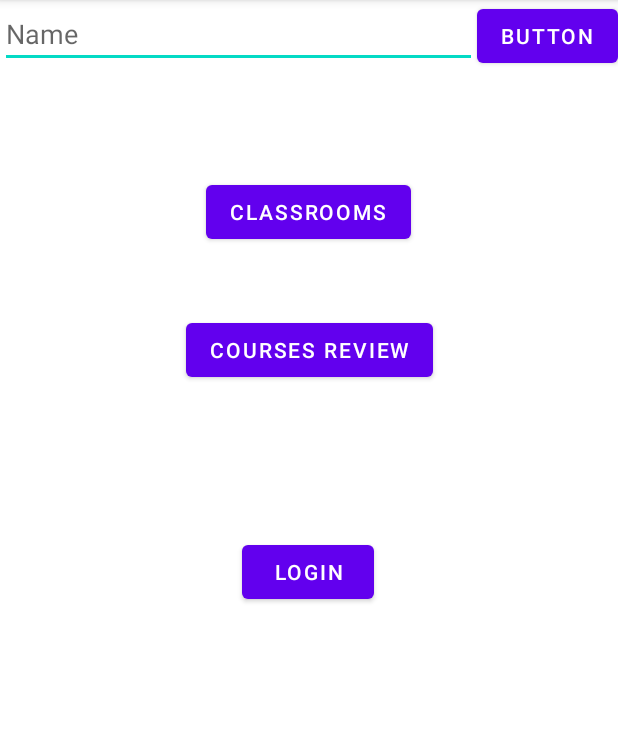
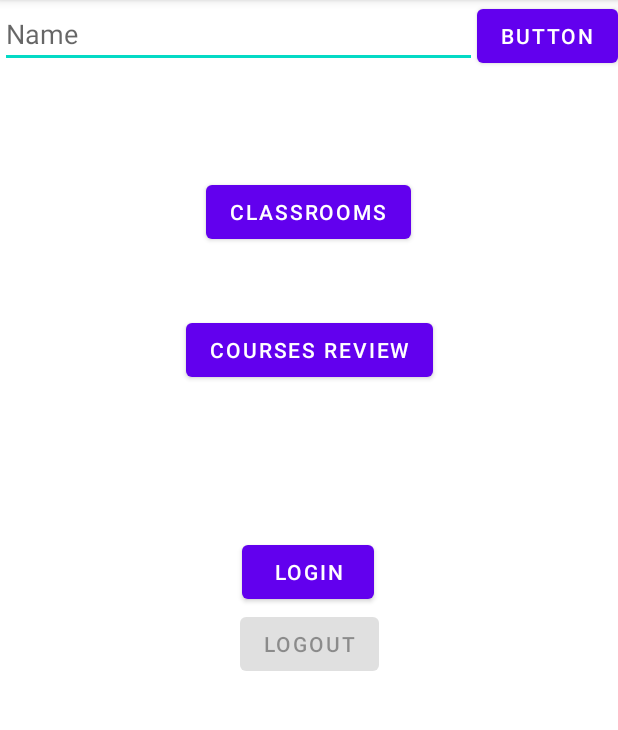
Before and after one commit to LesGolems/RateMyEPFL, an Android app: the screen it shows after launch (MainActivity), on a phone screen of 412 x 824 dp, the part 84-814 px from its top. Run offline under Robolectric (Android 15) with nearby library versions, the phone set to English and light mode, and no system bars; our stand-ins replace Firebase (no records; nobody signed in at launch, a user with empty details on screens opened directly); libraries missing offline, so code that uses them is left out: com.firebase.ui.

Commit message:
Added a logout button and linked it to Auth

```diff
--- a/app/src/main/java/com/github/sdp/ratemyepfl/MainActivity.kt
+++ b/app/src/main/java/com/github/sdp/ratemyepfl/MainActivity.kt
@@ -13,6 +13,7 @@ import com.github.sdp.ratemyepfl.auth.UserAuthImpl
 
 class MainActivity : AppCompatActivity() {
     private lateinit var mLoginButton: Button
+    private lateinit var mLogoutButton: Button
     private lateinit var mEmail: TextView
     private lateinit var auth: UserAuth
 
@@ -25,7 +26,9 @@ class MainActivity : AppCompatActivity() {
         val mGoButton = findViewById<Button>(R.id.mainGoButton)
         mEmail = findViewById(R.id.email)
         mLoginButton = findViewById(R.id.loginButton)
+        mLogoutButton = findViewById(R.id.logoutButton)
         auth = UserAuthImpl()
+        checkUser()
 
         // We then set the behaviour of the button
         // It's quite short, so we can leave it here, but as soon as it starts
@@ -47,6 +50,16 @@ class MainActivity : AppCompatActivity() {
         setUpButtons()
     }
 
+    override fun onResume() {
+        super.onResume()
+        checkUser()
+    }
+
+    override fun onStart() {
+        super.onStart()
+        checkUser()
+    }
+
     private fun sayHello(userName: String) {
         val intent = Intent(this, GreetingActivity::class.java)
         intent.putExtra(GreetingActivity.EXTRA_USER_NAME, userName)
@@ -56,10 +69,25 @@ class MainActivity : AppCompatActivity() {
     private fun setUpButtons(){
         mLoginButton.setOnClickListener {
             auth.signIn(this)
-            mEmail.text = auth.getEmail()
-            mEmail.visibility = View.VISIBLE
+        }
+
+        mLogoutButton.setOnClickListener {
+            auth.signOut(applicationContext).addOnCompleteListener {
+                checkUser()
+            }
         }
     }
 
+    private fun checkUser(){
+        if(!auth.isLoggedIn()){
+            mLogoutButton.isEnabled = false
+            mLoginButton.isEnabled = true
+            mEmail.text = ""
+        } else {
+            mLogoutButton.isEnabled = true
+            mLoginButton.isEnabled = false
+            mEmail.text = auth.getEmail()
+        }
+    }
 
 }
--- a/app/src/main/res/layout/activity_main.xml
+++ b/app/src/main/res/layout/activity_main.xml
@@ -61,6 +61,15 @@
         app:layout_constraintStart_toStartOf="parent"
         app:layout_constraintTop_toBottomOf="@+id/coursesReviewButton" />
 
+    <Button
+        android:id="@+id/logoutButton"
+        android:layout_width="wrap_content"
+        android:layout_height="wrap_content"
+        android:text="@string/logout"
+        app:layout_constraintEnd_toEndOf="parent"
+        app:layout_constraintStart_toStartOf="parent"
+        app:layout_constraintTop_toBottomOf="@+id/loginButton" />
+
     <TextView
         android:id="@+id/email"
         android:layout_width="wrap_content"
@@ -69,6 +78,6 @@
         app:layout_constraintEnd_toEndOf="parent"
         app:layout_constraintStart_toStartOf="parent"
         app:layout_constraintHorizontal_bias="0.498"
-        app:layout_constraintTop_toBottomOf="@+id/loginButton" />
+        app:layout_constraintTop_toBottomOf="@+id/logoutButton" />
 
 </androidx.constraintlayout.widget.ConstraintLayout>
--- a/app/src/main/res/values/strings.xml
+++ b/app/src/main/res/values/strings.xml
@@ -2,4 +2,5 @@
     <string name="app_name">Bootcamp</string>
     <string name="greeting_message">Hello %s!</string>
     <string name="login">Login</string>
+    <string name="logout">Logout</string>
 </resources>
```
